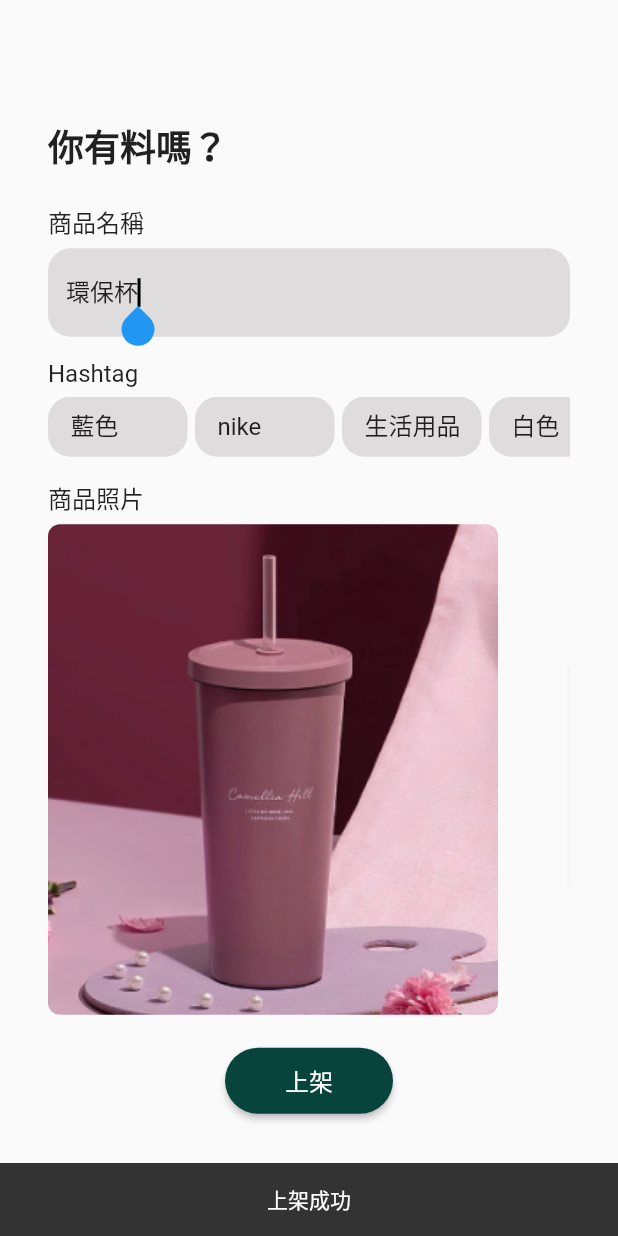
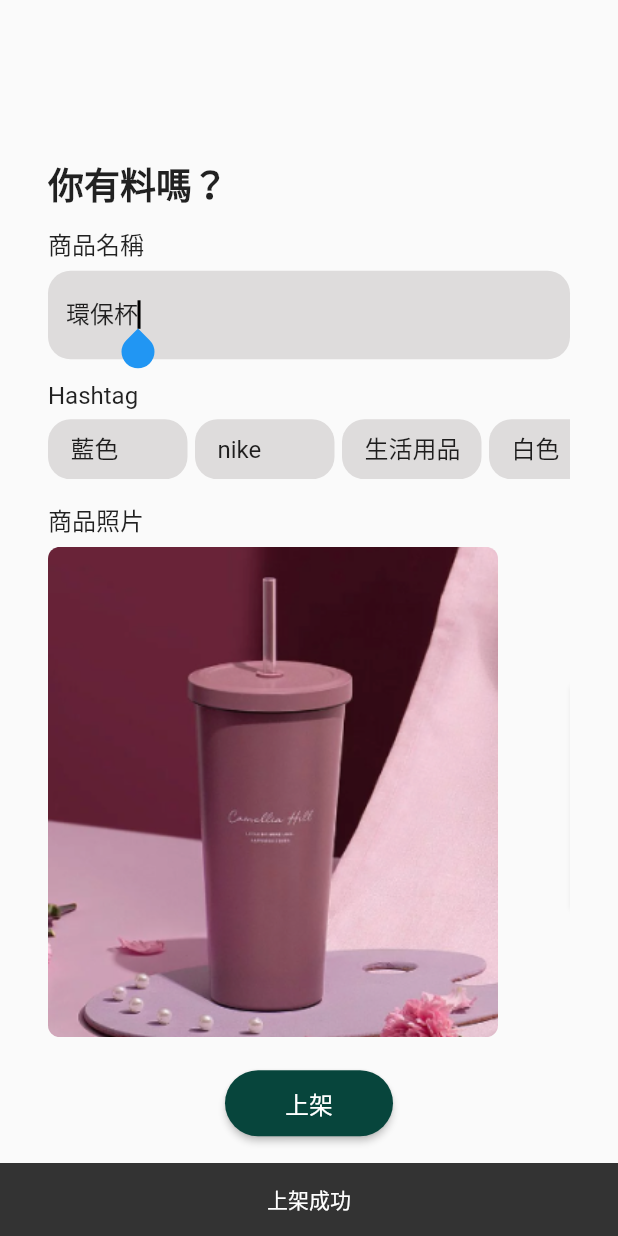
Before and after one commit to ZylDa/Swap, a Flutter app: the ProductLaunch screen opened directly, after a tap on "上架", on a phone screen of 412 x 824 dp. Run offline on Flutter 3.47's test engine with Material 2 defaults, Android fonts, the phone set to English and light mode, and no system bars; our stand-ins replace image_picker, shared_preferences; missing offline and left inert: mongo_dart; accounts and stored records are empty.

Commit message:
’message’

```diff
--- a/lib/mongodb/mongodb.dart
+++ b/lib/mongodb/mongodb.dart
@@ -18,11 +18,10 @@ class MongoDatabase {
   }
 
   static Future<String> insert(MongodbModel data) async {
+    connect();
     try {
-      var result = await collection.insertOne(data.toJson());
-      // if(result.isSuccess){
-      //   print('');
-      // }
+      var result = await collection.insert(data.toJson());
+      await db.close();
       return result;
     } catch (e) {
       print(e.toString());
--- a/lib/product_launch.dart
+++ b/lib/product_launch.dart
@@ -76,6 +76,7 @@ class _ProductLaunchState extends State<ProductLaunch> {
                   mainAxisSize: MainAxisSize.min,
                   crossAxisAlignment: CrossAxisAlignment.start,
                   children: [
+                    const SizedBox(height: 40,),
                     const Text(
                       '你有料嗎？',
                       style: TextStyle(
@@ -83,7 +84,7 @@ class _ProductLaunchState extends State<ProductLaunch> {
                         fontWeight: FontWeight.bold,
                       ),
                     ),
-                    const SizedBox(height: 20),
+                    const SizedBox(height: 10),
                     const Text(
                       '商品名稱',
                       style: TextStyle(
```
